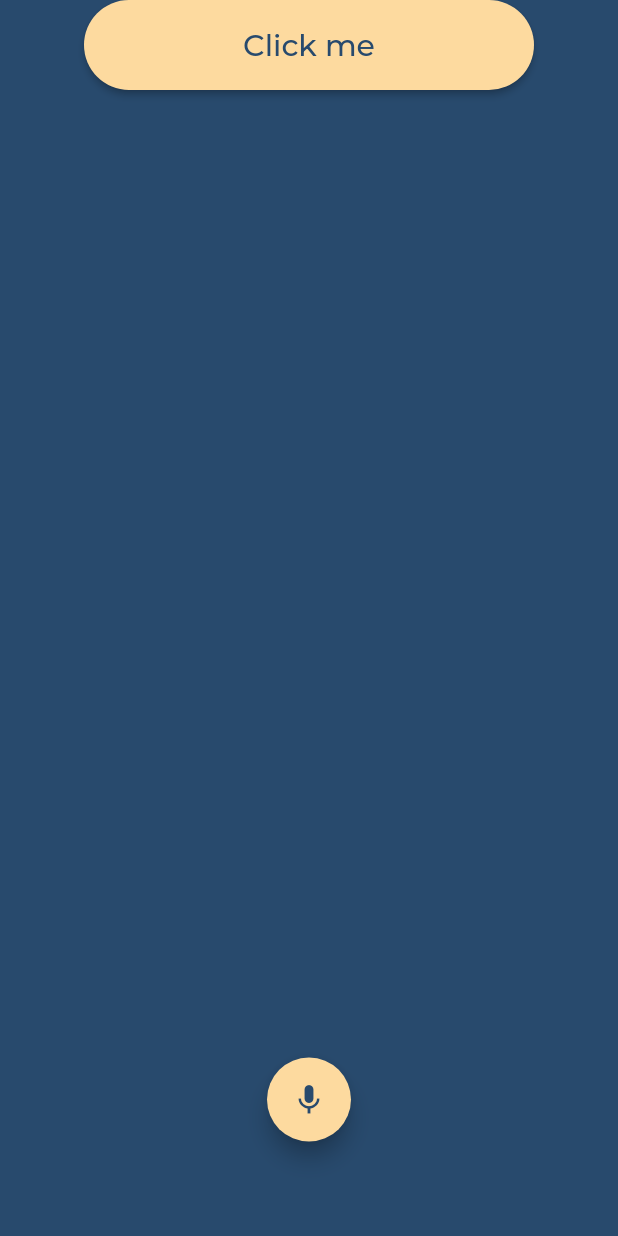
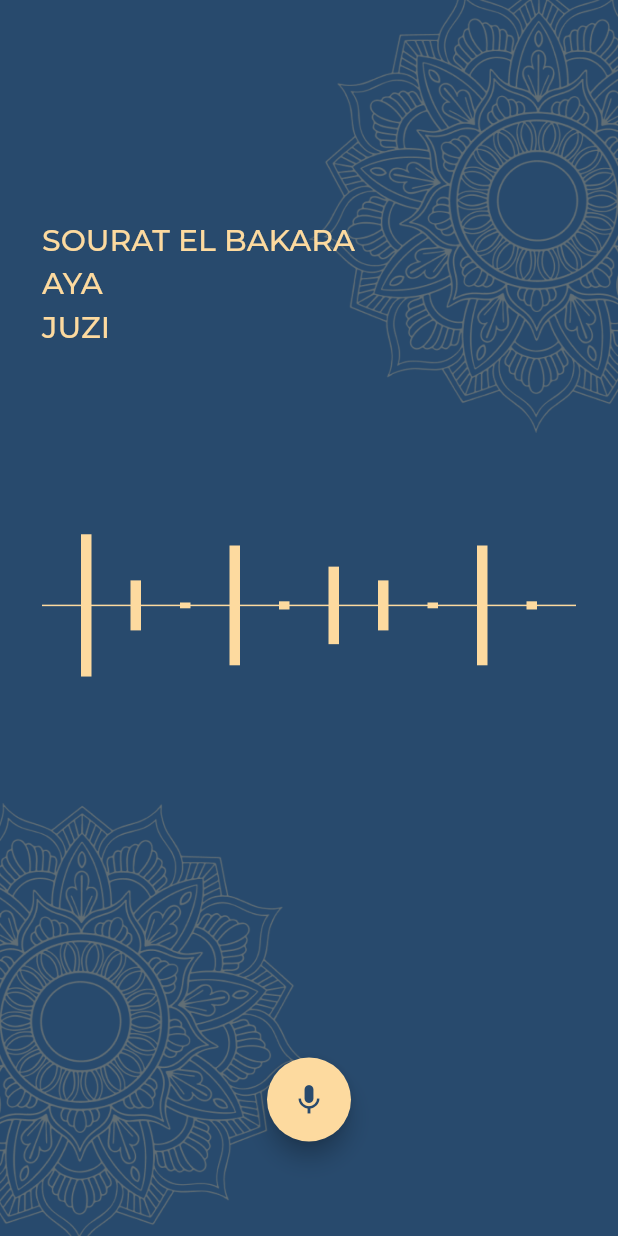
Before and after one commit to Nada-Hanad/fast_and_hack, a Flutter app: the SpeechScreen screen opened directly, after a tap on the "mic none" icon, on a phone screen of 412 x 824 dp. Run offline on Flutter 3.47's test engine with Material 2 defaults, Android fonts, the phone set to English and light mode, and no system bars; drawn by our look-alikes of avatar_glow; our stand-ins replace bubble_bottom_bar, date_picker_timeline, dio, speech_to_text; missing offline and left inert: flutter_animator; project files that could hold a hidden picture were left out.

Commit message:
added voice record animation

```diff
--- /dev/null
+++ b/lib/src/custom_widgets/voice_widgets/visualizer.dart
@@ -0,0 +1,53 @@
+import 'package:fast_and_hack/myColors/my_colors.dart';
+import 'package:flutter/material.dart';
+
+class VoiceVisualizer extends StatefulWidget {
+  final int duration;
+  const VoiceVisualizer(
+      {Key? key, required Color color, required this.duration})
+      : super(key: key);
+
+  @override
+  State<VoiceVisualizer> createState() => _VoiceVisualizerState();
+}
+
+class _VoiceVisualizerState extends State<VoiceVisualizer>
+    with SingleTickerProviderStateMixin {
+  late Animation<double> animation;
+  late AnimationController animController;
+  @override
+  void initState() {
+    super.initState();
+    animController = AnimationController(
+      vsync: this,
+      duration: Duration(milliseconds: widget.duration),
+    );
+    final CurvedAnimation curvedAnimation = CurvedAnimation(
+      parent: animController,
+      curve: Curves.easeInOutCubic,
+    );
+    animation = Tween<double>(begin: 0, end: 100).animate(curvedAnimation)
+      ..addListener(() {
+        setState(() {});
+      });
+    animController.repeat(reverse: true);
+  }
+
+  @override
+  void dispose() {
+    animController.dispose();
+    super.dispose();
+  }
+
+  @override
+  Widget build(BuildContext context) {
+    return Container(
+      width: 7,
+      decoration: BoxDecoration(
+        color: beige,
+        borderRadius: BorderRadius.circular(0),
+      ),
+      height: animation.value,
+    );
+  }
+}
--- a/lib/src/screens/my_program.dart
+++ b/lib/src/screens/my_program.dart
@@ -2,6 +2,7 @@ import 'package:avatar_glow/avatar_glow.dart';
 import 'package:date_picker_timeline/date_picker_widget.dart';
 import 'package:fast_and_hack/myColors/my_colors.dart';
 import 'package:fast_and_hack/src/custom_widgets/buttons/rounded_button.dart';
+import 'package:fast_and_hack/src/custom_widgets/voice_widgets/visualizer.dart';
 import 'package:flutter/material.dart';
 import 'package:speech_to_text/speech_to_text.dart' as stt;
 
@@ -242,30 +243,138 @@ class _SpeechScreenState extends State<SpeechScreen> {
   @override
   Widget build(BuildContext context) {
     return Scaffold(
-      body: Column(
+      body: Stack(
         children: [
-          SharpRoundedButton(
-              onPressed: () {
-                List<String> firstSentence =
-                    _extractWords('جمعيه بصمه جمعيه خيريه');
-                print(firstSentence);
+          Positioned(
+            bottom: MediaQuery.of(context).size.height * 0.65,
+            left: MediaQuery.of(context).size.width * 0.5,
+            child: Image.asset(
+              'assets/images/mainbg.png',
+              height: 300,
+            ),
+          ),
+          Positioned(
+            top: MediaQuery.of(context).size.height * 0.65,
+            right: MediaQuery.of(context).size.width * 0.5,
+            child: Image.asset(
+              'assets/images/mainbg.png',
+              height: 300,
+            ),
+          ),
+          Column(
+            children: [
+              Padding(
+                padding: const EdgeInsets.all(28.0),
+                child: SingleChildScrollView(
+                  child: Column(
+                    children: [
+                      const SizedBox(
+                        height: 120.0,
+                      ),
+                      SizedBox(
+                        width: MediaQuery.of(context).size.width * 0.9,
+                        child: const Text(
+                          'SOURAT EL BAKARA',
+                          style: TextStyle(
+                            fontSize: 20.0,
+                            fontFamily: 'MontserratMedium',
+                            color: beige,
+                          ),
+                        ),
+                      ),
+                      const SizedBox(
+                        height: 5.0,
+                      ),
+                      SizedBox(
+                        width: MediaQuery.of(context).size.width * 0.9,
+                        child: const Text(
+                          'AYA',
+                          style: TextStyle(
+                            fontSize: 20.0,
+                            fontFamily: 'MontserratMedium',
+                            color: beige,
+                          ),
+                        ),
+                      ),
+                      const SizedBox(
+                        height: 5.0,
+                      ),
+                      SizedBox(
+                        width: MediaQuery.of(context).size.width * 0.9,
+                        child: const Text(
+                          'JUZI',
+                          style: TextStyle(
+                            fontSize: 20.0,
+                            fontFamily: 'MontserratMedium',
+                            color: beige,
+                          ),
+                        ),
+                      ),
+                      SizedBox(
+                        height: MediaQuery.of(context).size.height * 0.15,
+                      ),
+                      Stack(
+                        alignment: Alignment.center,
+                        children: [
+                          SizedBox(
+                            height: 100,
+                            child: _isListening
+                                ? Row(
+                                    mainAxisAlignment:
+                                        MainAxisAlignment.spaceEvenly,
+                                    children: List<Widget>.generate(
+                                        10,
+                                        (index) => VoiceVisualizer(
+                                            duration: [
+                                              900,
+                                              700,
+                                              600,
+                                              800,
+                                              500,
+                                              200,
+                                              700,
+                                              600,
+                                              800,
+                                              500
+                                            ][index],
+                                            color: beige)),
+                                  )
+                                : Container(),
+                          ),
+                          const Divider(
+                            thickness: 1.0,
+                            color: beige,
+                          ),
+                        ],
+                      ),
+                      // SharpRoundedButton(
+                      //     onPressed: () {
+                      //       List<String> firstSentence =
+                      //           _extractWords('جمعيه بصمه جمعيه خيريه');
+                      //       print(firstSentence);
 
-                List<String> secondSentence = _extractWords(_text);
-                print(secondSentence);
-                print(_compareWords(firstSentence, secondSentence));
-              },
-              text: 'Click me',
-              borderRadius: 30,
-              height: 60,
-              width: 300,
-              textColor: backGroundColor),
-          Padding(
-            padding: const EdgeInsets.all(20.0),
-            child: Center(
-                child: Text(
-              _text,
-              style: const TextStyle(color: Colors.white, fontSize: 30),
-            )),
+                      //       List<String> secondSentence = _extractWords(_text);
+                      //       print(secondSentence);
+                      //       print(_compareWords(firstSentence, secondSentence));
+                      //     },
+                      //     text: 'Click me',
+                      //     borderRadius: 30,
+                      //     height: 60,
+                      //     width: 300,
+                      //     textColor: backGroundColor),
+                      // Padding(
+                      //   padding: const EdgeInsets.all(20.0),
+                      //   child: Center(
+                      //       child: Text(
+                      //     _text,
+                      //     style: const TextStyle(color: Colors.white, fontSize: 30),
+                      //   )),
+                      // ),
+                    ],
+                  ),
+                ),
+              ),
+            ],
           ),
         ],
       ),
```
